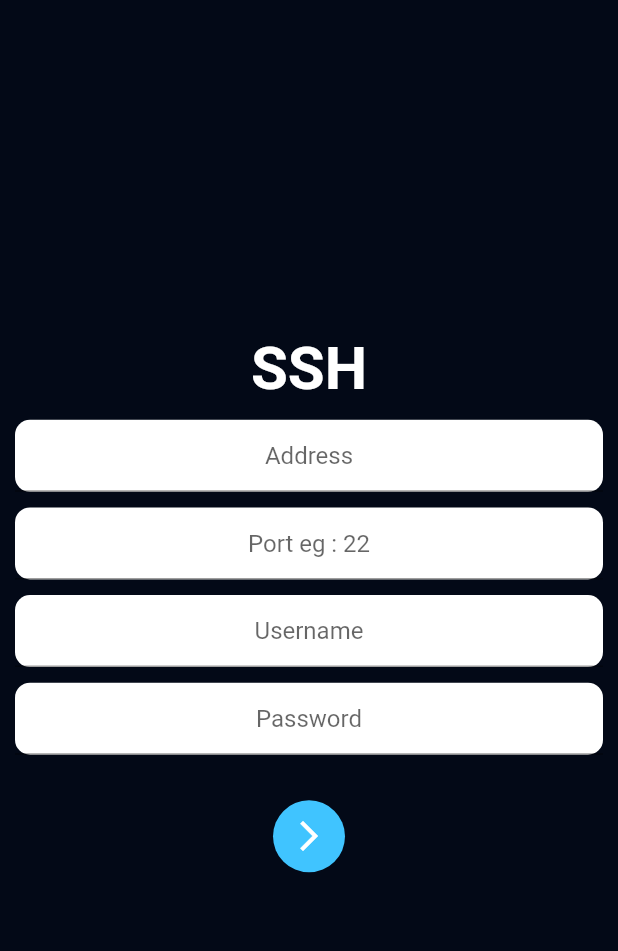
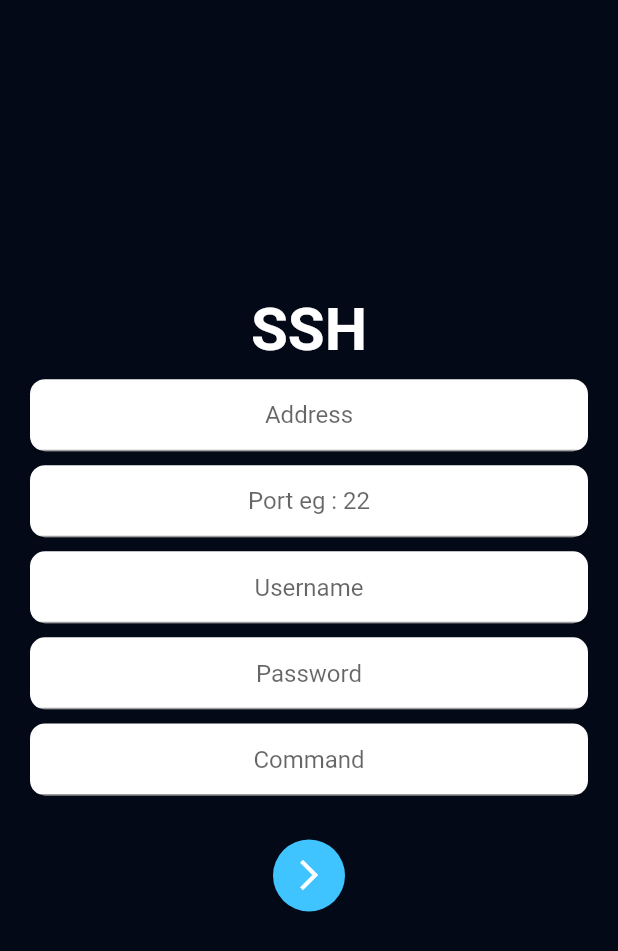
Before and after one commit to 0xAdityaSingh/TheApp, a Flutter app: the IndexPage screen opened directly, on a phone screen of 412 x 824 dp. Shown: the top 951 px of the screen. Run offline on Flutter 3.47's test engine with Material 2 defaults, Android fonts, the phone set to English and light mode, and no system bars; missing offline and left inert: ssh.

Commit message:
Update _ssh.dart

```diff
--- a/lib/src/pages/_ssh.dart
+++ b/lib/src/pages/_ssh.dart
@@ -1,5 +1,4 @@
 import 'package:flutter/material.dart';
-import 'package:sample/src/pages/geo.dart';
 import 'package:ssh/ssh.dart';
 
 class IndexPage extends StatefulWidget {
@@ -12,6 +11,7 @@ class IndexState extends State<IndexPage> {
   final _portController = TextEditingController();
   final _usernameController = TextEditingController();
   final _passwordController = TextEditingController();
+  final _commandController = TextEditingController();
   static String GEOID = "";
   bool _validateError = false;
 
@@ -21,6 +21,7 @@ class IndexState extends State<IndexPage> {
     _portController.dispose();
     _passwordController.dispose();
     _usernameController.dispose();
+    _commandController.dispose();
     super.dispose();
   }
 
@@ -30,8 +31,8 @@ class IndexState extends State<IndexPage> {
       backgroundColor: Color.fromRGBO(3, 9, 23, 1),
       body: Center(
         child: Container(
-          padding: const EdgeInsets.symmetric(horizontal: 10),
-          height: 400,
+          padding: const EdgeInsets.symmetric(horizontal: 20),
+          height: 450,
           child: Column(
             mainAxisAlignment: MainAxisAlignment.spaceEvenly,
             children: <Widget>[
@@ -132,6 +133,28 @@ class IndexState extends State<IndexPage> {
                           ))),
                 ],
               ),
+              Row(
+                children: <Widget>[
+                  Expanded(
+                      child: Container(
+                          decoration: BoxDecoration(
+                              borderRadius: BorderRadius.circular(10),
+                              color: Colors.white),
+                          child: TextField(
+                            textAlign: TextAlign.center,
+                            controller: _commandController,
+                            decoration: InputDecoration(
+                              errorText: _validateError
+                                  ? 'Command is mandatory'
+                                  : null,
+                              border: UnderlineInputBorder(
+                                borderSide: BorderSide(width: 1),
+                              ),
+                              hintText: 'Command',
+                            ),
+                          ))),
+                ],
+              ),
               Padding(
                 padding: const EdgeInsets.symmetric(vertical: 20),
                 child: Row(
@@ -148,7 +171,11 @@ class IndexState extends State<IndexPage> {
                             color: Colors.white,
                           ),
                           onPressed: () {
-                            executeSSH.execute(_usernameController,_passwordController,_portController,_hostController);
+                            executeSSH.execute(
+                                _usernameController,
+                                _passwordController,
+                                _portController,
+                                _hostController);
                           },
                         ),
                       ),
@@ -165,8 +192,11 @@ class IndexState extends State<IndexPage> {
 }
 
 class executeSSH {
-  static Future<void> execute(TextEditingController username, TextEditingController password, TextEditingController port, TextEditingController Address)
-  async {
+  static Future<void> execute(
+      TextEditingController username,
+      TextEditingController password,
+      TextEditingController port,
+      TextEditingController Address) async {
     var client = new SSHClient(
       host: Address.text,
       port: int.parse(port.text),
@@ -177,7 +207,9 @@ class executeSSH {
     await client.connect();
 //    Enter Command To Execute on HPC
     var currentTime = new DateTime.now();
-    String Command = "echo This File is Created on "+currentTime.toString()+" Using SSH > C:/Users/Hardik/Desktop/SSH.txt";
+    String Command = "echo This File is Created on " +
+        currentTime.toString() +
+        " Using SSH > C:/Users/Hardik/Desktop/SSH.txt";
     await client.execute(Command);
     await client.disconnect();
     Address.clear();
@@ -186,5 +218,4 @@ class executeSSH {
     password.clear();
     return;
   }
-
 }
```
